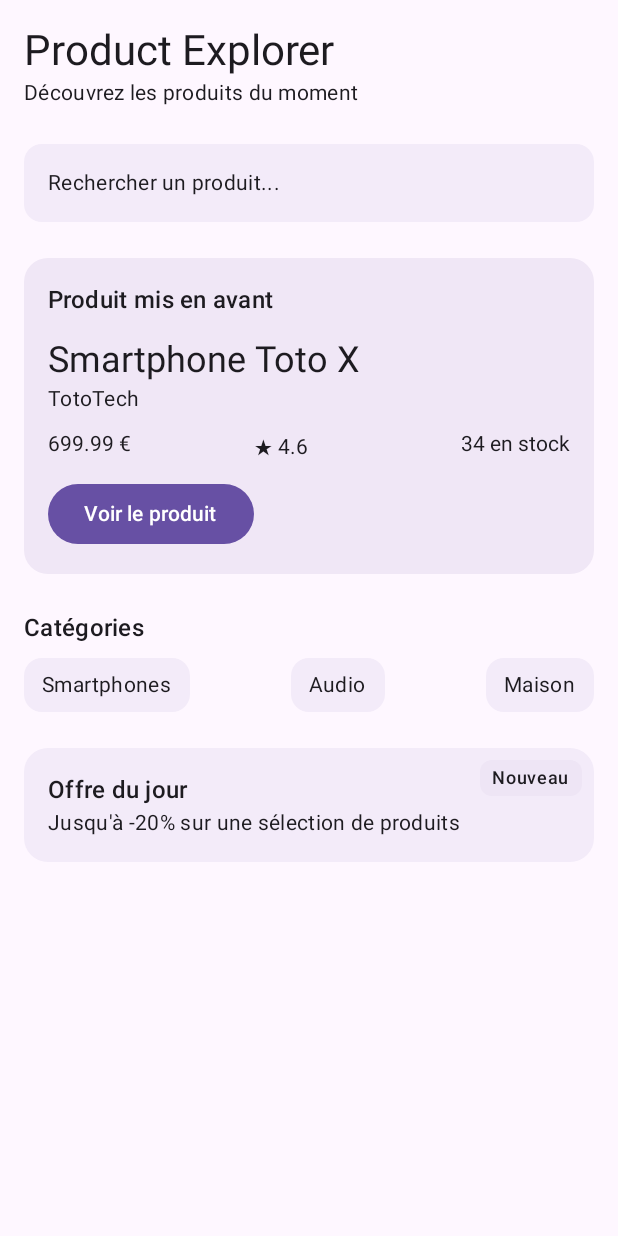
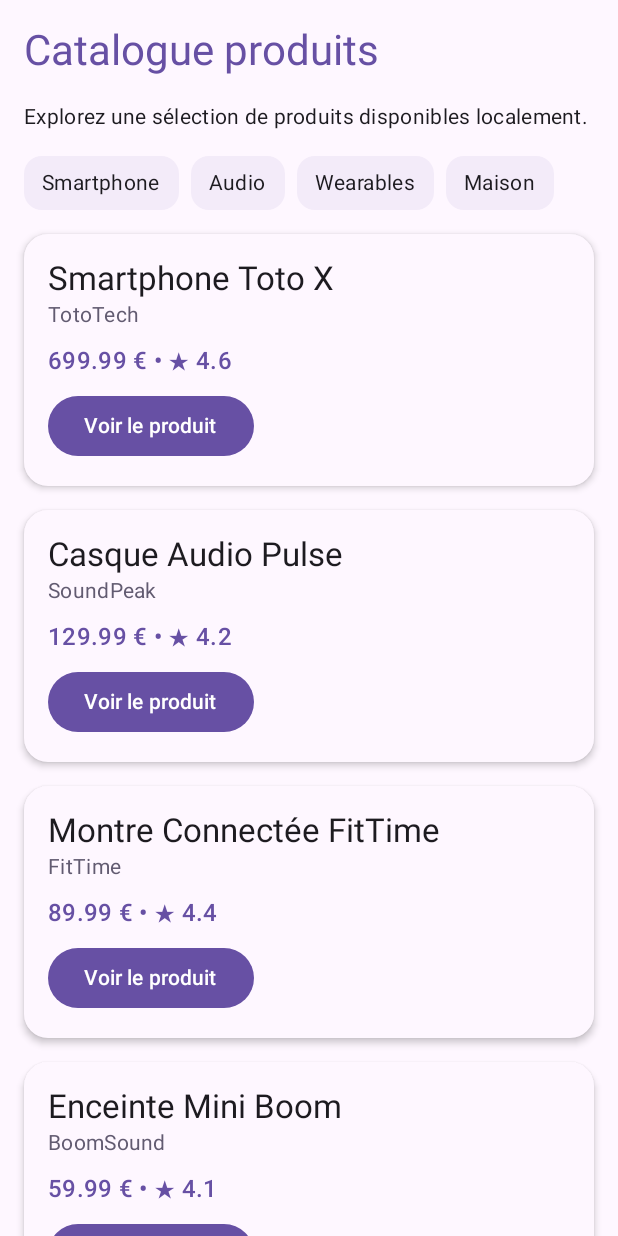
Before and after one commit to nabilkadouri/product_explorer, an Android app built with Jetpack Compose: the screen it shows after launch (MainActivity), on a phone screen of 412 x 824 dp. Run offline under Robolectric (Android 15) with nearby library versions, the phone set to English and light mode, and no system bars.

Commit message:
Ajout de l'écran catalogue avec LazyColumn et LazyRow

```diff
--- a/app/src/main/java/com/example/productexplorer/MainActivity.kt
+++ b/app/src/main/java/com/example/productexplorer/MainActivity.kt
@@ -1,39 +1,13 @@
 package com.example.productexplorer
 
-import android.R
 import android.os.Bundle
 import androidx.activity.ComponentActivity
 import androidx.activity.compose.setContent
 import androidx.activity.enableEdgeToEdge
-import androidx.compose.foundation.layout.Column
 import androidx.compose.foundation.layout.fillMaxSize
-import androidx.compose.foundation.layout.fillMaxWidth
 import androidx.compose.foundation.layout.padding
-import androidx.compose.material3.Button
-import androidx.compose.material3.MaterialTheme
 import androidx.compose.material3.Scaffold
-import androidx.compose.material3.Text
-import androidx.compose.runtime.Composable
 import androidx.compose.ui.Modifier
-import androidx.compose.foundation.Image
-import androidx.compose.foundation.layout.Row
-import androidx.compose.foundation.layout.Spacer
-import androidx.compose.foundation.layout.height
-import androidx.compose.foundation.layout.size
-import androidx.compose.foundation.layout.width
-import androidx.compose.material3.Card
-import androidx.compose.material3.Icon
-import androidx.compose.material.icons.Icons
-import androidx.compose.material.icons.filled.Star
-import androidx.compose.material.icons.materialIcon
-import androidx.compose.material3.OutlinedTextField
-import androidx.compose.ui.composed
-import androidx.compose.ui.draw.blur
-import androidx.compose.ui.keepScreenOn
-import androidx.compose.ui.res.painterResource
-import androidx.compose.ui.tooling.preview.Preview
-import androidx.compose.ui.unit.dp
-import com.example.productexplorer.ui.theme.ProductExplorerTheme
 
 class MainActivity : ComponentActivity() {
     override fun onCreate(savedInstanceState: Bundle?) {
@@ -41,9 +15,9 @@ class MainActivity : ComponentActivity() {
         enableEdgeToEdge()
         setContent {
             Scaffold(modifier = Modifier.fillMaxSize()) { innerPadding ->
-                ProductHomeScreen(
-                    featureProduct = sampleProduct(),
-                    onFeatureProductClick = { /* Action à ajouter plus tard */ },
+                ProductCatalogScreen(
+                    products = sampleProducts(),
+                    onProductClick = { /* Action à ajouter plus tard */ },
                     modifier = Modifier.padding(innerPadding)
                 )
             }
--- a/app/src/main/java/com/example/productexplorer/Product.kt
+++ b/app/src/main/java/com/example/productexplorer/Product.kt
@@ -1,6 +1,7 @@
 package com.example.productexplorer
 
 data class ProductUi(
+    val id: Int,
     val title: String,
     val brand: String,
     val category: String,
@@ -15,6 +16,7 @@ data class ProductUi(
 
 fun sampleProduct(): ProductUi {
     return ProductUi(
+        id = 1,
         title = "Smartphone Toto X",
         brand = "TotoTech",
         category = "Smartphones",
@@ -30,6 +32,7 @@ fun sampleProduct(): ProductUi {
 
 fun sampleProductOutOfStock(): ProductUi {
     return ProductUi(
+        id = 2,
         title = "Casque audio pulse",
         brand = "SoundPeak",
         category = "Audio",
@@ -43,3 +46,48 @@ fun sampleProductOutOfStock(): ProductUi {
         shippingInformation = "Produit temporairement indisponible"
     )
 }
+
+fun sampleProducts(): List<ProductUi> {
+    return listOf(
+        sampleProduct(),
+        ProductUi(
+            id = 2,
+            title = "Casque Audio Pulse",
+            brand = "SoundPeak",
+            category = "Audio",
+            description = "Un casque confortable pour écouter de la musique et travailler dans de bonnes conditions.",
+            price = 129.99,
+            discountPercentage = 8.0,
+            rating = 4.2,
+            stock = 0,
+            warrantyInformation = "Garantie constructeur : 1 an",
+            shippingInformation = "Produit temporairement indisponible"
+        ),
+        ProductUi(
+            id = 3,
+            title = "Montre Connectée FitTime",
+            brand = "FitTime",
+            category = "Wearables",
+            description = "Une montre connectée simple pour suivre l'activité quotidienne.",
+            price = 89.99,
+            discountPercentage = 15.0,
+            rating = 4.4,
+            stock = 18,
+            warrantyInformation = "Garantie constructeur : 2 ans",
+            shippingInformation = "Livraison estimée : 2 à 4 jours ouvrés"
+        ),
+        ProductUi(
+            id = 4,
+            title = "Enceinte Mini Boom",
+            brand = "BoomSound",
+            category = "Audio",
+            description = "Une enceinte compacte pour écouter de la musique à la maison ou en déplacement.",
+            price = 59.99,
+            discountPercentage = 5.0,
+            rating = 4.1,
+            stock = 52,
+            warrantyInformation = "Garantie constructeur : 1 an",
+            shippingInformation = "Livraison estimée : 3 jours ouvrés"
+        )
+    )
+}
--- /dev/null
+++ b/app/src/main/java/com/example/productexplorer/ProductCatalogScreen.kt
@@ -0,0 +1,176 @@
+package com.example.productexplorer
+
+import androidx.compose.foundation.background
+import androidx.compose.foundation.layout.Arrangement
+import androidx.compose.foundation.layout.Column
+import androidx.compose.foundation.layout.PaddingValues
+import androidx.compose.foundation.layout.Spacer
+import androidx.compose.foundation.layout.fillMaxSize
+import androidx.compose.foundation.layout.fillMaxWidth
+import androidx.compose.foundation.layout.height
+import androidx.compose.foundation.layout.padding
+import androidx.compose.foundation.lazy.LazyColumn
+import androidx.compose.foundation.lazy.LazyRow
+import androidx.compose.foundation.lazy.items
+import androidx.compose.material3.Button
+import androidx.compose.material3.Card
+import androidx.compose.material3.CardDefaults
+import androidx.compose.material3.MaterialTheme
+import androidx.compose.material3.Text
+import androidx.compose.runtime.Composable
+import androidx.compose.ui.Modifier
+import androidx.compose.ui.tooling.preview.Preview
+import androidx.compose.ui.unit.dp
+import com.example.productexplorer.ui.theme.ProductExplorerTheme
+
+
+fun sampleCategories(): List<String> {
+    return listOf("Smartphone", "Audio", "Wearables", "Maison")
+}
+
+@Composable
+fun CategoryRow(
+    categories: List<String>,
+    modifier: Modifier = Modifier
+) {
+    LazyRow (
+        modifier = modifier,
+        horizontalArrangement = Arrangement.spacedBy(8.dp)
+    ) {
+        items(categories) { category ->
+            CategoryChip(label = category)
+        }
+    }
+}
+
+@Composable
+fun ProductCatalogScreen(
+    products: List<ProductUi>,
+    onProductClick: (ProductUi) -> Unit,
+    modifier: Modifier = Modifier
+) {
+    LazyColumn(
+        modifier = modifier
+            .fillMaxSize()
+            .background(MaterialTheme.colorScheme.background),
+        contentPadding = PaddingValues(16.dp),
+        verticalArrangement = Arrangement.spacedBy(16.dp)
+    ) {
+        item {
+            Text(
+                text = "Catalogue produits",
+                style = MaterialTheme.typography.headlineMedium,
+                color = MaterialTheme.colorScheme.primary
+            )
+        }
+        item {
+            Text(
+                text = "Explorez une sélection de produits disponibles localement.",
+                style = MaterialTheme.typography.bodyMedium
+            )
+        }
+        item {
+            CategoryRow(categories = sampleCategories())
+        }
+        items(
+            items = products,
+            key = { product -> product.id }
+        ) { product ->
+            ProductListItem(
+                product = product,
+                onClick = {
+                    onProductClick(product)
+                }
+            )
+        }
+    }
+}
+
+
+
+
+@Composable
+fun ProductListItem(
+    product: ProductUi,
+    onClick: () -> Unit,
+    modifier: Modifier = Modifier
+) {
+    Card(
+        modifier = modifier.fillMaxWidth(),
+        shape = MaterialTheme.shapes.large,
+        colors = CardDefaults.cardColors(
+            containerColor = MaterialTheme.colorScheme.surface
+        ),
+        elevation = CardDefaults.cardElevation(
+            defaultElevation = 3.dp
+        )
+    ) {
+        Column(
+            modifier = Modifier.padding(16.dp)
+        ) {
+            Text(
+                text = product.title,
+                style = MaterialTheme.typography.titleLarge,
+                color = MaterialTheme.colorScheme.onSurface
+            )
+            Text(
+                text = product.brand,
+                style = MaterialTheme.typography.bodyMedium,
+                color = MaterialTheme.colorScheme.secondary
+            )
+            Spacer(modifier = Modifier.height(8.dp))
+            Text(
+                text = "${product.price} € • ★ ${product.rating}",
+                style = MaterialTheme.typography.titleMedium,
+                color = MaterialTheme.colorScheme.primary
+            )
+            Spacer(modifier = Modifier.height(8.dp))
+            Button(onClick = onClick) {
+                Text(text = "Voir le produit")
+            }
+        }
+    }
+}
+
+
+
+
+
+@Preview(showBackground = true)
+@Composable
+fun ProductCatalogScreenPreview() {
+    ProductExplorerTheme() {
+        ProductCatalogScreen(
+            products = sampleProducts(),
+            onProductClick = {}
+        )
+    }
+}
+
+@Preview(
+    showBackground = true,
+    name = "Catalogue - Dark Theme"
+)
+@Composable
+fun ProductCatalogScreenDarkPreview() {
+    ProductExplorerTheme(darkTheme = true) {
+        ProductCatalogScreen(
+            products = sampleProducts(),
+            onProductClick = {}
+        )
+    }
+}
+
+@Preview(
+    showBackground = true,
+    name = "Catalogue - Light Theme"
+)
+@Composable
+fun ProductCatalogScreenLightPreview() {
+    ProductExplorerTheme(darkTheme = false) {
+        ProductCatalogScreen(
+            products = sampleProducts(),
+            onProductClick = {}
+        )
+    }
+}
--- a/app/src/main/java/com/example/productexplorer/ProductDetailScreen.kt
+++ b/app/src/main/java/com/example/productexplorer/ProductDetailScreen.kt
@@ -29,7 +29,7 @@ fun ProductDetailScreen(
     Column(
         modifier = modifier
             .fillMaxWidth()
-            .padding(10.dp)
+            .padding(16.dp)
     ) {
         ProductImage(
             productTitle = product.title,
@@ -241,7 +241,6 @@ fun AddToCartButton(
 }
 
 
-
 @Preview(showBackground = true)
 @Composable
 fun ProductDetailScreenPreview() {
@@ -258,7 +257,7 @@ fun ProductDetailScreenPreview() {
 fun ProductDetailScreenOutOfStockPreview() {
     ProductExplorerTheme {
         ProductDetailScreen(
-            product = sampleProduct(),
+            product = sampleProductOutOfStock(),
             onAddToCartClick = {}
         )
     }
--- a/app/src/main/java/com/example/productexplorer/ProductHomeScreen.kt
+++ b/app/src/main/java/com/example/productexplorer/ProductHomeScreen.kt
@@ -31,19 +31,15 @@ fun ProductHomeScreen(
     ) {
         HomeHeader()
         Spacer(modifier = Modifier.height(24.dp))
-
         SearchPreviewBar()
         Spacer(modifier = Modifier.height(24.dp))
-
         FeatureProductSection(
             product = featureProduct,
             onClick = onFeatureProductClick
         )
         Spacer(modifier = Modifier.height(24.dp))
-
         CategoriesSection()
         Spacer(modifier = Modifier.height(24.dp))
-
         DailyOfferBox()
     }
 }
```
Also changed, not shown: app/src/main/java/com/example/productexplorer/ui/theme/Theme.kt (+32 -33 lines), app/src/main/java/com/example/productexplorer/ui/theme/Type.kt (+28 -0 lines).
